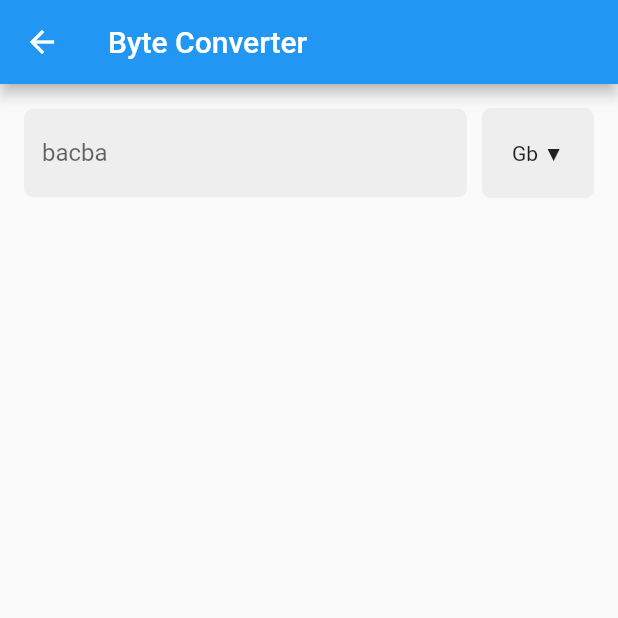
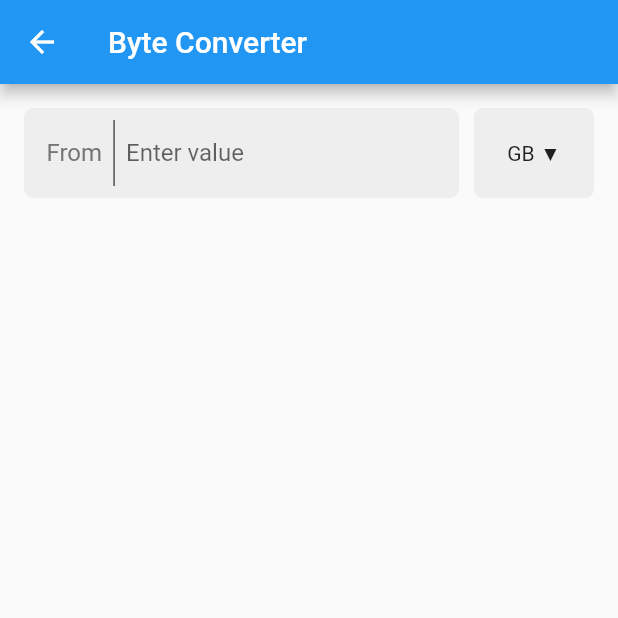
Before and after one commit to sachin-sivadasan/Inception, a Flutter app: the ConverterView screen opened by its route, after a tap on an icon or button, on a phone screen of 412 x 824 dp, the top half of it. Run offline on Flutter 3.47's test engine with Material 2 defaults, Android fonts, the phone set to English and light mode, and no system bars; our stand-ins replace fluttertoast, share; statements that could not run were skipped.

Commit message:
textbar wip

```diff
--- a/lib/pages/ByteConverterView/ByteConverterView.dart
+++ b/lib/pages/ByteConverterView/ByteConverterView.dart
@@ -7,16 +7,11 @@ class ConverterView extends StatefulWidget {
 }
 
 class _ConverterViewState extends State<ConverterView> {
-  @override
   var option = 'MB';
-  void initState() {
-    super.initState();
-  }
 
   onPressOption() {
-    print('>>>>>>>');
     this.setState(() {
-      option = 'Gb';
+      option = 'GB';
     });
   }
 
@@ -26,33 +21,6 @@ class _ConverterViewState extends State<ConverterView> {
         appBar: AppBar(
           title: Text('Byte Converter'),
         ),
-        body: TextBar(onPressOption, option)
-        // body: Container(
-        //   padding: EdgeInsets.all(16.0),
-        //   child: Column(
-        //     children: [
-        //       Container(
-        //         margin:
-        //             EdgeInsets.only(top: 7.0, bottom: 7.0, left: 8.0, right: 8.0),
-        //         decoration: BoxDecoration(
-        //             color: Colors.white,
-        //             borderRadius: BorderRadius.circular(6.0)),
-        //         child: TextField(
-        //             decoration: InputDecoration(
-        //                 labelText: 'bacba',
-        //                 hintText: 'bacba',
-        //                 border: OutlineInputBorder(
-        //                   borderRadius: BorderRadius.all(Radius.circular(6.0)),
-        //                 )),
-        //             keyboardType: TextInputType.number),
-        //       ),
-        //       Container(
-        //         padding: EdgeInsets.fromLTRB(0.0, 40.0, 0.0, 0.0),
-        //         child: Text("1024 MB"),
-        //       )
-        //     ],
-        //   ),
-        // ),
-        );
+        body: TextBar(onTap: onPressOption, option: option, leftText: 'From'));
   }
 }
--- a/lib/widgets/TextBar/TextBar.dart
+++ b/lib/widgets/TextBar/TextBar.dart
@@ -3,10 +3,12 @@ import 'package:flutter/rendering.dart';
 
 class TextBar extends StatelessWidget {
   final onTap;
+  final leftText;
   final String option;
-  TextBar(this.onTap, this.option);
+  TextBar({this.onTap, this.option, this.leftText});
 
   Widget getOptionWidget() {
+    if (option == null) return Container();
     return GestureDetector(
       onTap: onTap,
       child: Container(
@@ -18,33 +20,51 @@ class TextBar extends StatelessWidget {
         ),
         padding: EdgeInsets.only(left: 20.0, right: 20.0),
         margin: EdgeInsets.only(left: 10.0),
+        constraints: BoxConstraints(minWidth: 80.0),
         child: Text('$option ▼'),
       ),
+    );
+  }
+
+  Widget leftLabel() {
+    if (leftText == null) return Container();
+    return Row(
+      children: [
+        Text(leftText, style: TextStyle(fontSize: 16, color: Colors.grey[600])),
+        Container(
+          padding: EdgeInsets.only(top: 8.0, bottom: 8.0),
+          child: VerticalDivider(
+            color: Colors.black,
+          ),
+        ),
+      ],
     );
   }
 
   Widget textBox() {
     return Expanded(
       child: Container(
+        padding: EdgeInsets.only(left: 15.0),
         decoration: BoxDecoration(
             color: Colors.grey[200], borderRadius: BorderRadius.circular(6.0)),
-        child: TextField(
-            decoration: InputDecoration(
-              hintText: 'bacba',
-              enabledBorder: OutlineInputBorder(
-                borderRadius: BorderRadius.all(
-                  Radius.circular(6.0),
-                ),
-                borderSide: BorderSide(width: 0.0, color: Colors.transparent),
-              ),
-              focusedBorder: OutlineInputBorder(
-                borderRadius: BorderRadius.all(
-                  Radius.circular(6.0),
-                ),
-                borderSide: BorderSide(width: 0.0, color: Colors.transparent),
+        child: Row(children: [
+          leftLabel(),
+          Expanded(
+            child: Container(
+              child: TextField(
+                decoration: InputDecoration(
+                    hintText: 'Enter value',
+                    border: InputBorder.none,
+                    focusedBorder: InputBorder.none,
+                    enabledBorder: InputBorder.none,
+                    errorBorder: InputBorder.none,
+                    disabledBorder: InputBorder.none),
+                keyboardType: TextInputType.phone,
+                style: TextStyle(fontSize: 16, color: Colors.red),
               ),
             ),
-            keyboardType: TextInputType.number),
+          ),
+        ]),
       ),
     );
   }
```
